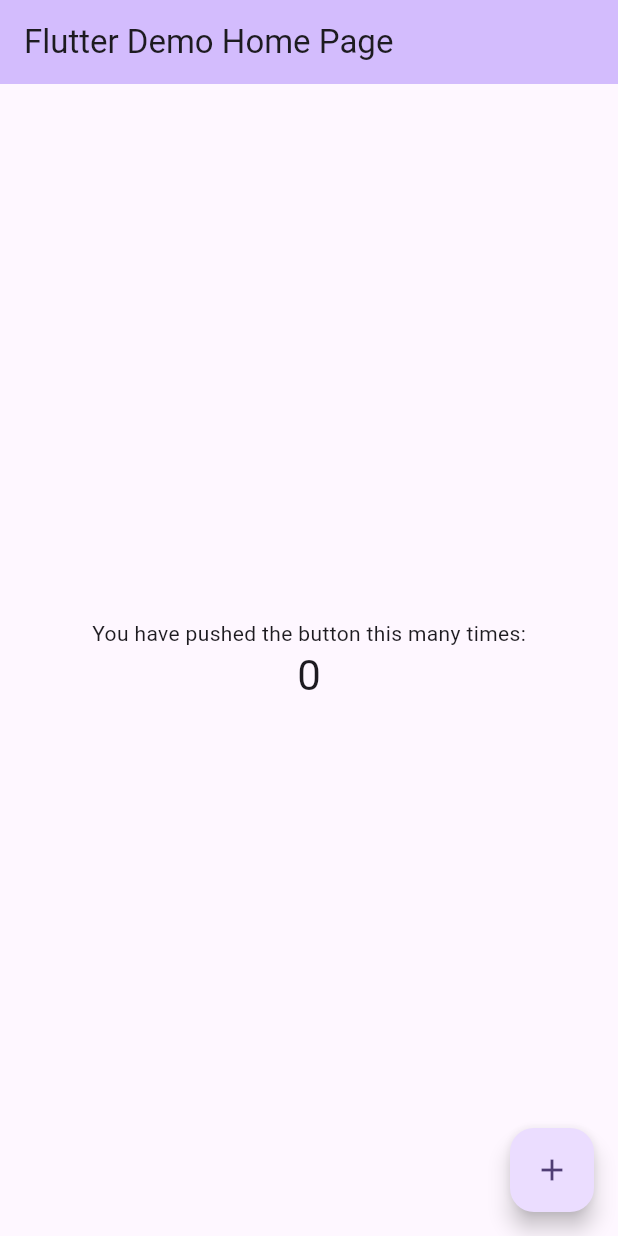
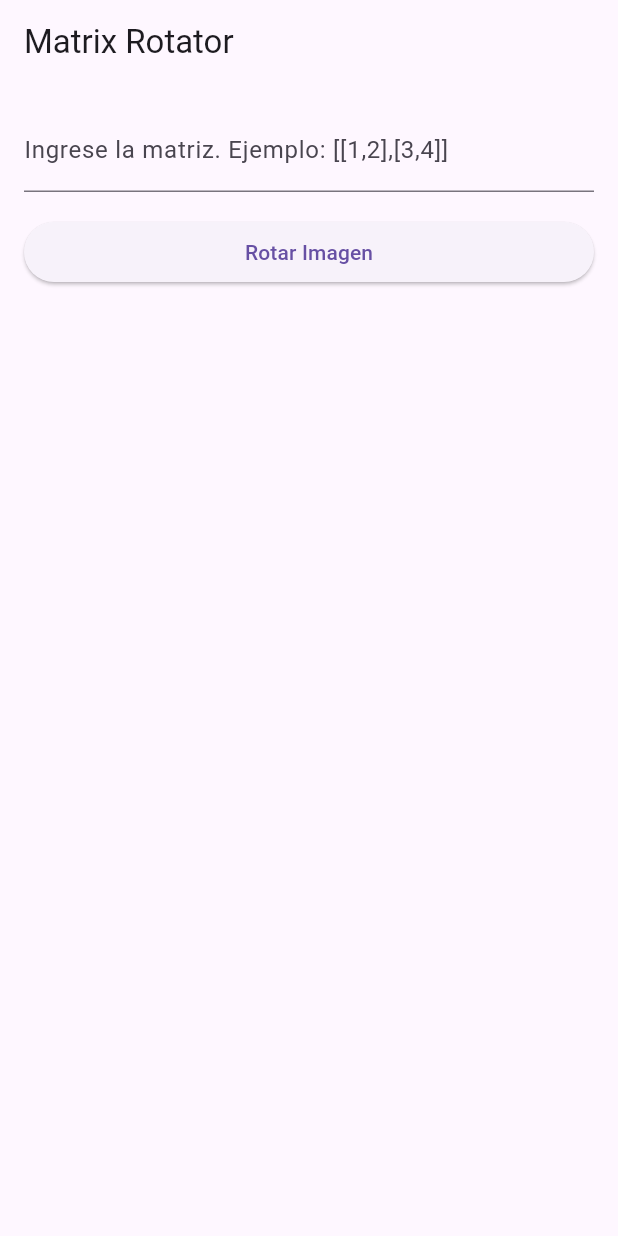
Before and after one commit to josephquirozs/rotate_matrix_flutter, a Flutter app: the screen it shows after launch, on a phone screen of 412 x 824 dp. Run offline on Flutter 3.47's test engine with Material 3 defaults, Android fonts, the phone set to English and light mode, and no system bars; our stand-ins replace dartz, get.

Commit message:
Implementing matrix rotation

```diff
--- /dev/null
+++ b/lib/domain/matrix.dart
@@ -0,0 +1,45 @@
+import 'package:dartz/dartz.dart';
+import 'package:rotate_matrix_flutter/domain/matrix_creation_exception.dart';
+
+class Matrix {
+  static const int _maxN = 9;
+  final List<List<int>> rawValue;
+
+  Matrix({required this.rawValue});
+
+  static bool _isValidText(String text) {
+    final RegExp regexp = RegExp(r'^\[\[(\d+(,\d+)*)\](,\[(\d+(,\d+)*)\])*\]$');
+    return regexp.hasMatch(text);
+  }
+
+  static int? _deductN(int totalElements) {
+    if (totalElements == 4) {
+      return 2;
+    }
+    for (int i = 3; i <= _maxN; i++) {
+      if (totalElements % i == 0) {
+        return i;
+      }
+    }
+    return null;
+  }
+
+  static Either<MatrixCreationException, Matrix> fromText(String text) {
+    if (!_isValidText(text)) {
+      return Left(MatrixCreationException('Matrix text is wrong'));
+    }
+    final String withoutBrackets = text.replaceAll('[', '').replaceAll(']', '');
+    final List<String> elements = withoutBrackets.split(',');
+    final int? n = _deductN(elements.length);
+    if (n == null) {
+      return Left(MatrixCreationException('Matrix n cannot be deducted'));
+    }
+    final List<List<int>> rawMatrix = List.generate(n, (_) => List<int>.filled(n, 0));
+    for (int i = 0; i < n; i++) {
+      for (int j = 0; j < n; j++) {
+        rawMatrix[i][j] = int.parse(elements[i * n + j]);
+      }
+    }
+    return Right(Matrix(rawValue: rawMatrix));
+  }
+}
--- /dev/null
+++ b/lib/domain/matrix_creation_exception.dart
@@ -0,0 +1,10 @@
+class MatrixCreationException implements Exception {
+  final String message;
+
+  MatrixCreationException(this.message);
+
+  @override
+  String toString() {
+    return 'MatrixCreationException: $message';
+  }
+}
--- a/lib/main.dart
+++ b/lib/main.dart
@@ -1,4 +1,8 @@
 import 'package:flutter/material.dart';
+import 'package:get/get.dart';
+import 'package:rotate_matrix_flutter/ui/matrix_rotation_controller.dart';
+import 'package:rotate_matrix_flutter/ui/matrix_rotation_view.dart';
+import 'package:rotate_matrix_flutter/usecase/matrix_rotation.dart';
 
 void main() {
   runApp(const MyApp());
@@ -7,119 +11,15 @@ void main() {
 class MyApp extends StatelessWidget {
   const MyApp({super.key});
 
-  // This widget is the root of your application.
   @override
   Widget build(BuildContext context) {
-    return MaterialApp(
-      title: 'Flutter Demo',
-      theme: ThemeData(
-        // This is the theme of your application.
-        //
-        // TRY THIS: Try running your application with "flutter run". You'll see
-        // the application has a blue toolbar. Then, without quitting the app,
-        // try changing the seedColor in the colorScheme below to Colors.green
-        // and then invoke "hot reload" (save your changes or press the "hot
-        // reload" button in a Flutter-supported IDE, or press "r" if you used
-        // the command line to start the app).
-        //
-        // Notice that the counter didn't reset back to zero; the application
-        // state is not lost during the reload. To reset the state, use hot
-        // restart instead.
-        //
-        // This works for code too, not just values: Most code changes can be
-        // tested with just a hot reload.
-        colorScheme: ColorScheme.fromSeed(seedColor: Colors.deepPurple),
-        useMaterial3: true,
+    return GetMaterialApp(
+      debugShowCheckedModeBanner: false,
+      home: MatrixRotationView(
+        matrixRotationController: MatrixRotationController(
+          matrixRotation: MatrixRotation(),
+        ),
       ),
-      home: const MyHomePage(title: 'Flutter Demo Home Page'),
     );
   }
 }
-
-class MyHomePage extends StatefulWidget {
-  const MyHomePage({super.key, required this.title});
-
-  // This widget is the home page of your application. It is stateful, meaning
-  // that it has a State object (defined below) that contains fields that affect
-  // how it looks.
-
-  // This class is the configuration for the state. It holds the values (in this
-  // case the title) provided by the parent (in this case the App widget) and
-  // used by the build method of the State. Fields in a Widget subclass are
-  // always marked "final".
-
-  final String title;
-
-  @override
-  State<MyHomePage> createState() => _MyHomePageState();
-}
-
-class _MyHomePageState extends State<MyHomePage> {
-  int _counter = 0;
-
-  void _incrementCounter() {
-    setState(() {
-      // This call to setState tells the Flutter framework that something has
-      // changed in this State, which causes it to rerun the build method below
-      // so that the display can reflect the updated values. If we changed
-      // _counter without calling setState(), then the build method would not be
-      // called again, and so nothing would appear to happen.
-      _counter++;
-    });
-  }
-
-  @override
-  Widget build(BuildContext context) {
-    // This method is rerun every time setState is called, for instance as done
-    // by the _incrementCounter method above.
-    //
-    // The Flutter framework has been optimized to make rerunning build methods
-    // fast, so that you can just rebuild anything that needs updating rather
-    // than having to individually change instances of widgets.
-    return Scaffold(
-      appBar: AppBar(
-        // TRY THIS: Try changing the color here to a specific color (to
-        // Colors.amber, perhaps?) and trigger a hot reload to see the AppBar
-        // change color while the other colors stay the same.
-        backgroundColor: Theme.of(context).colorScheme.inversePrimary,
-        // Here we take the value from the MyHomePage object that was created by
-        // the App.build method, and use it to set our appbar title.
-        title: Text(widget.title),
-      ),
-      body: Center(
-        // Center is a layout widget. It takes a single child and positions it
-        // in the middle of the parent.
-        child: Column(
-          // Column is also a layout widget. It takes a list of children and
-          // arranges them vertically. By default, it sizes itself to fit its
-          // children horizontally, and tries to be as tall as its parent.
-          //
-          // Column has various properties to control how it sizes itself and
-          // how it positions its children. Here we use mainAxisAlignment to
-          // center the children vertically; the main axis here is the vertical
-          // axis because Columns are vertical (the cross axis would be
-          // horizontal).
-          //
-          // TRY THIS: Invoke "debug painting" (choose the "Toggle Debug Paint"
-          // action in the IDE, or press "p" in the console), to see the
-          // wireframe for each widget.
-          mainAxisAlignment: MainAxisAlignment.center,
-          children: <Widget>[
-            const Text(
-              'You have pushed the button this many times:',
-            ),
-            Text(
-              '$_counter',
-              style: Theme.of(context).textTheme.headlineMedium,
-            ),
-          ],
-        ),
-      ),
-      floatingActionButton: FloatingActionButton(
-        onPressed: _incrementCounter,
-        tooltip: 'Increment',
-        child: const Icon(Icons.add),
-      ), // This trailing comma makes auto-formatting nicer for build methods.
-    );
-  }
-}
--- /dev/null
+++ b/lib/ui/matrix_rotation_controller.dart
@@ -0,0 +1,46 @@
+import 'package:dartz/dartz.dart';
+import 'package:flutter/material.dart';
+import 'package:get/get.dart';
+import 'package:rotate_matrix_flutter/domain/matrix.dart';
+import 'package:rotate_matrix_flutter/domain/matrix_creation_exception.dart';
+import 'package:rotate_matrix_flutter/usecase/matrix_rotation.dart';
+
+class MatrixRotationController extends GetxController {
+  late final MatrixRotation _matrixRotation;
+  late final TextEditingController matrixController;
+  late Matrix matrix = Matrix(rawValue: []);
+
+  MatrixRotationController({required MatrixRotation matrixRotation}) {
+    _matrixRotation = matrixRotation;
+  }
+
+  @override
+  void onInit() {
+    matrixController = TextEditingController(text: '');
+    // matrixController = TextEditingController(text: '[[1,2],[3,4]]');
+    // matrixController = TextEditingController(text: '[[1,2,3],[4,5,6],[7,8,9]]');
+    // matrixController = TextEditingController(text: '[[1,2,3,4],[5,6,7,8],[9,10,11,12],[13,14,15,16]]');
+    super.onInit();
+  }
+
+  void rotateMatrix() {
+      final Either<MatrixCreationException, Matrix> newMatrix = Matrix.fromText(matrixController.text);
+      if (newMatrix.isLeft()) {
+        _showMessage('Matriz inválida.');
+        return;
+      }
+      newMatrix.foldRight(null, (rigth, previous) {
+        matrix = _matrixRotation.rotate(rigth);
+        update();
+      });
+  }
+
+  void _showMessage(String message) {
+    ScaffoldMessenger.of(Get.context!).showSnackBar(
+      SnackBar(
+        content: Text(message),
+        duration: const Duration(seconds: 2),
+      ),
+    );
+  }
+}
--- /dev/null
+++ b/lib/ui/matrix_rotation_view.dart
@@ -0,0 +1,55 @@
+import 'package:flutter/material.dart';
+import 'package:get/get.dart';
+import 'package:rotate_matrix_flutter/ui/matrix_rotation_controller.dart';
+import 'package:rotate_matrix_flutter/ui/matrix_view.dart';
+
+class MatrixRotationView extends StatelessWidget {
+  late final MatrixRotationController _matrixRotationController;
+
+  MatrixRotationView({super.key, required MatrixRotationController matrixRotationController}) {
+    _matrixRotationController = matrixRotationController;
+  }
+
+  @override
+  Widget build(BuildContext context) {
+    return GetBuilder(
+      init: _matrixRotationController,
+      builder: (controller) {
+        return Scaffold(
+          appBar: AppBar(
+            title: const Text('Matrix Rotator'),
+          ),
+          body: Padding(
+            padding: const EdgeInsets.all(16.0),
+            child: Column(
+              crossAxisAlignment: CrossAxisAlignment.stretch,
+              children: [
+                TextField(
+                  controller: controller.matrixController,
+                  decoration: const InputDecoration(
+                    labelText: 'Ingrese la matriz. Ejemplo: [[1,2],[3,4]]',
+                  ),
+                ),
+                const SizedBox(height: 16),
+                ElevatedButton(
+                  onPressed: () => controller.rotateMatrix(),
+                  child: const Text('Rotar Imagen'),
+                ),
+                const SizedBox(height: 16),
+                if (controller.matrix.rawValue.isNotEmpty)
+                  Text(
+                    'Matriz Rotada: ${controller.matrix.rawValue.toString()}',
+                    style: const TextStyle(fontSize: 16),
+                  ),
+                if (controller.matrix.rawValue.isNotEmpty)
+                  const SizedBox(height: 16),
+                if (controller.matrix.rawValue.isNotEmpty)
+                  MatrixView(matrix: controller.matrix),
+              ],
+            ),
+          ),
+        );
+      }
+    );
+  }
+}
--- /dev/null
+++ b/lib/ui/matrix_view.dart
@@ -0,0 +1,34 @@
+import 'package:flutter/material.dart';
+import 'package:rotate_matrix_flutter/domain/matrix.dart';
+
+class MatrixView extends StatelessWidget {
+  late final Matrix _matrix;
+
+  MatrixView({super.key, required Matrix matrix}) {
+    _matrix = matrix;
+  }
+
+  @override
+  Widget build(BuildContext context) {
+    final int n = _matrix.rawValue.length;
+    return Table(
+      border: TableBorder.all(),
+      children: List.generate(
+        n,
+        (rowIndex) => TableRow(
+          children: List.generate(
+            n,
+            (colIndex) => TableCell(
+              child: Center(
+                child: Text(
+                  _matrix.rawValue[rowIndex][colIndex].toString(),
+                  style: const TextStyle(fontSize: 20.0),
+                ),
+              ),
+            ),
+          ),
+        ),
+      ),
+    );
+  }
+}
--- /dev/null
+++ b/lib/usecase/matrix_rotation.dart
@@ -0,0 +1,14 @@
+import 'package:rotate_matrix_flutter/domain/matrix.dart';
+
+class MatrixRotation {
+  Matrix rotate(Matrix matrix) {
+    final int n = matrix.rawValue.length;
+    final List<List<int>> rotatedMatrix = List.generate(n, (_) => List.filled(n, 0));
+    for (int i = 0; i < n; i++) {
+      for (int j = 0; j < n; j++) {
+        rotatedMatrix[n - 1 - j][i] = matrix.rawValue[i][j];
+      }
+    }
+    return Matrix(rawValue: rotatedMatrix);
+  }
+}
--- a/pubspec.yaml
+++ b/pubspec.yaml
@@ -35,6 +35,8 @@ dependencies:
   # The following adds the Cupertino Icons font to your application.
   # Use with the CupertinoIcons class for iOS style icons.
   cupertino_icons: ^1.0.2
+  dartz: ^0.10.1
+  get: ^4.6.6
 
 dev_dependencies:
   flutter_test:
```
Also changed, not shown: pubspec.lock.
